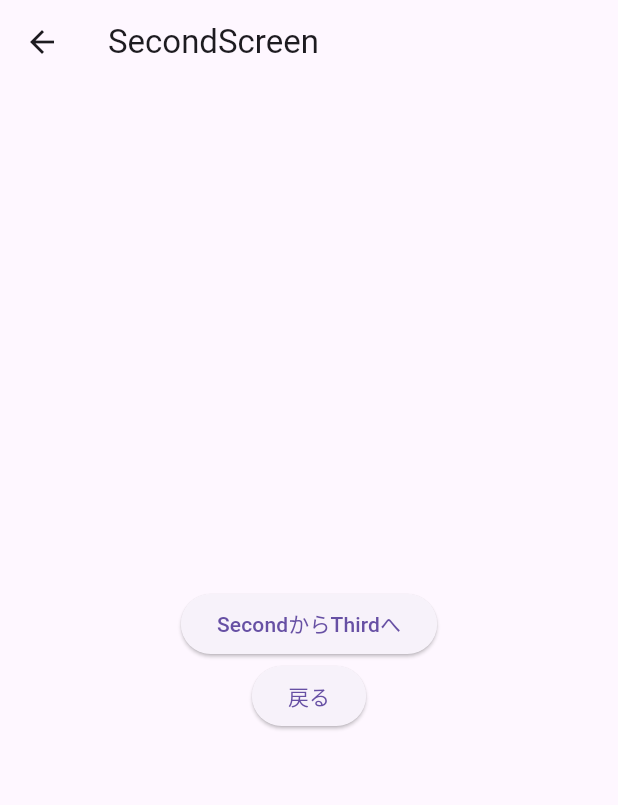
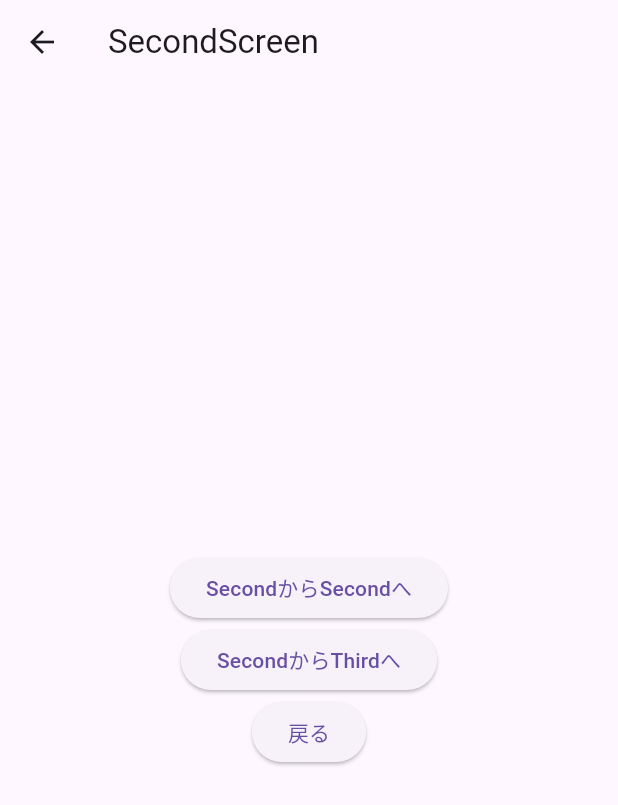
Before and after one commit to hide0621/flutter_sample_routing_ver3, a Flutter app: the screen it shows after launch, after a tap on "FirstからSecondへ", on a phone screen of 412 x 824 dp. Shown: the top 805 px of the screen. Run offline on Flutter 3.47's test engine with Material 3 defaults, Android fonts, the phone set to English and light mode, and no system bars; our stand-ins replace go_router.

Commit message:
goメソッドとpushメソッドの違いがわかった

```diff
--- a/lib/main.dart
+++ b/lib/main.dart
@@ -41,15 +41,22 @@
           mainAxisAlignment: MainAxisAlignment.center,
           children: [
             ElevatedButton(
+                child: const Text('FirstからFirstへ'),
+                onPressed: () {
+                  GoRouter.of(context).push('/');
+                }),
+            ElevatedButton(
               child: const Text('FirstからSecondへ'),
               onPressed: () {
-                GoRouter.of(context).go('/second');
+                // GoRouter.of(context).go('/second');
+                GoRouter.of(context).push('/second');
               },
             ),
             ElevatedButton(
               child: const Text('FirstからThirdへ'),
               onPressed: () {
                 GoRouter.of(context).go('/second/third');
+                // GoRouter.of(context).push('/second/third');
               },
             ),
           ],
@@ -73,9 +80,16 @@
             mainAxisAlignment: MainAxisAlignment.center,
             children: [
               ElevatedButton(
+                child: const Text('SecondからSecondへ'),
+                onPressed: () {
+                  GoRouter.of(context).push('/second');
+                },
+              ),
+              ElevatedButton(
                 child: const Text('SecondからThirdへ'),
                 onPressed: () {
-                  GoRouter.of(context).go('/second/third');
+                  // GoRouter.of(context).go('/second/third');
+                  GoRouter.of(context).push('/second/third');
                 },
               ),
               ElevatedButton(
```
